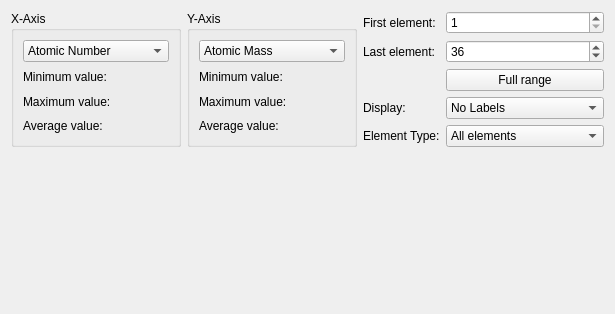
Above: src/plotsetupwidget.ui from KDE/kalzium before the change. Below: the same form after it.
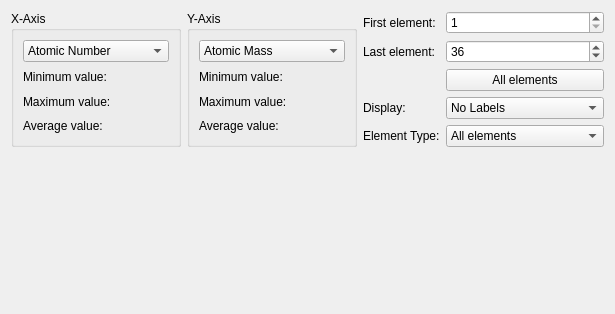
That is the form after the change. Custom widgets are drawn as their Qt base class.

Commit message: Rename the plot button "full range" as suggested. BUG: 290553 (also closing the long fixed bug)

```diff
--- a/src/plotsetupwidget.ui
+++ b/src/plotsetupwidget.ui
@@ -208,7 +208,7 @@
         </sizepolicy>
        </property>
        <property name="text">
-        <string>Full range</string>
+        <string>All elements</string>
        </property>
       </widget>
      </item>
```
